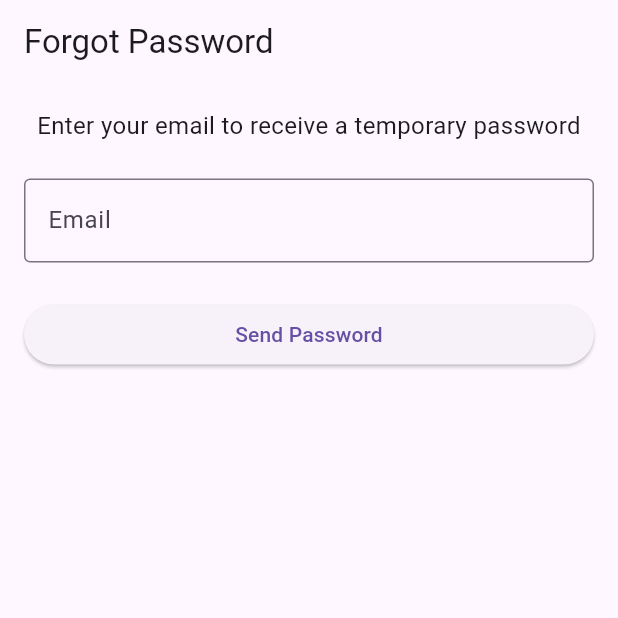
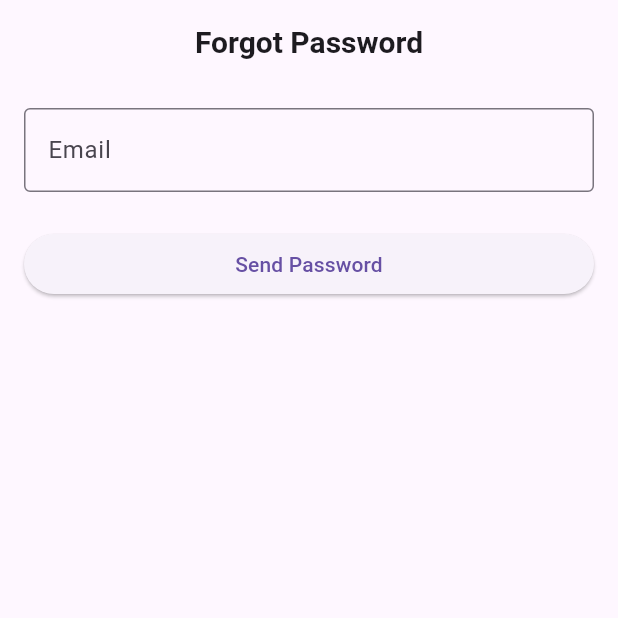
Before and after one commit to Zayahan-Hasan-Shah/Claim-App, a Flutter app: the ForgotPasswordScreen screen opened by its route, on a phone screen of 412 x 824 dp, the top half of it. Run offline on Flutter 3.47's test engine with Material 3 defaults, Android fonts, the phone set to English and light mode, and no system bars; our stand-ins replace flutter_riverpod, go_router, image_picker, shared_preferences; accounts and stored records are empty.

Commit message:
refactor forgot password UI screen

```diff
--- a/lib/features/auth/presentation/screens/forgot_password_screen.dart
+++ b/lib/features/auth/presentation/screens/forgot_password_screen.dart
@@ -1,6 +1,6 @@
 // features/auth/presentation/screens/forgot_password_screen.dart
 import 'package:claim_app/core/utils/validators.dart';
-import 'package:claim_app/core/widgets/custom_text.dart';
+import 'package:claim_app/core/widgets/custom_app_bar.dart';
 import 'package:claim_app/core/widgets/loading_indicator.dart';
 import 'package:claim_app/features/auth/presentation/controllers/auth_providers.dart';
 import 'package:flutter/material.dart';
@@ -47,7 +47,7 @@ class _ForgotPasswordScreenState extends ConsumerState<ForgotPasswordScreen> {
     });
 
     return Scaffold(
-      appBar: AppBar(title: const Text('Forgot Password')),
+      appBar: const CustomAppBar(title: 'Forgot Password'),
       body: Padding(
         padding: const EdgeInsets.all(16.0),
         child: Form(
@@ -55,20 +55,35 @@ class _ForgotPasswordScreenState extends ConsumerState<ForgotPasswordScreen> {
           child: Column(
             crossAxisAlignment: CrossAxisAlignment.stretch,
             children: [
-              const CustomText(
-                title: 'Enter your email to receive a temporary password',
-                fontSize: 16,
-                align: TextAlign.center,
+              buildEmailField(),
+              const SizedBox(height: 24),
+              authState is AuthLoading
+                  ? const LoadingIndicator()
+                  : buildSendButton(authState),
+            ],
           ),
-              const SizedBox(height: 24),
-              CustomTextField(
+        ),
+      ),
+    );
+  }
+
+  Widget buildLoadingIndicator() {
+    return const Center(
+      child: CircularProgressIndicator(),
+    );
+  }
+
+  Widget buildEmailField() {
+    return CustomTextField(
       controller: _emailController,
       label: 'Email',
       validator: Validators.email,
       keyboardType: TextInputType.emailAddress,
-              ),
-              const SizedBox(height: 24),
-              authState is AuthLoading
+    );
+  }
+
+  Widget buildSendButton(AuthState authState) {
+    return authState is AuthLoading
         ? const LoadingIndicator()
         : CustomButton(
             text: 'Send Password',
@@ -79,11 +94,6 @@ class _ForgotPasswordScreenState extends ConsumerState<ForgotPasswordScreen> {
                     .forgotPassword(_emailController.text.trim());
               }
             },
-                    ),
-            ],
-          ),
-        ),
-      ),
           );
   }
 }
```
Lines whose indentation alone changed are shown as unchanged.
